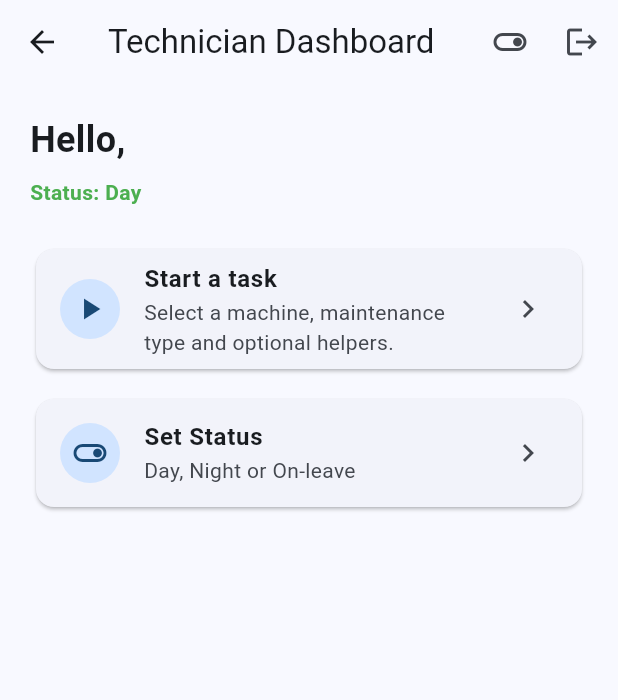
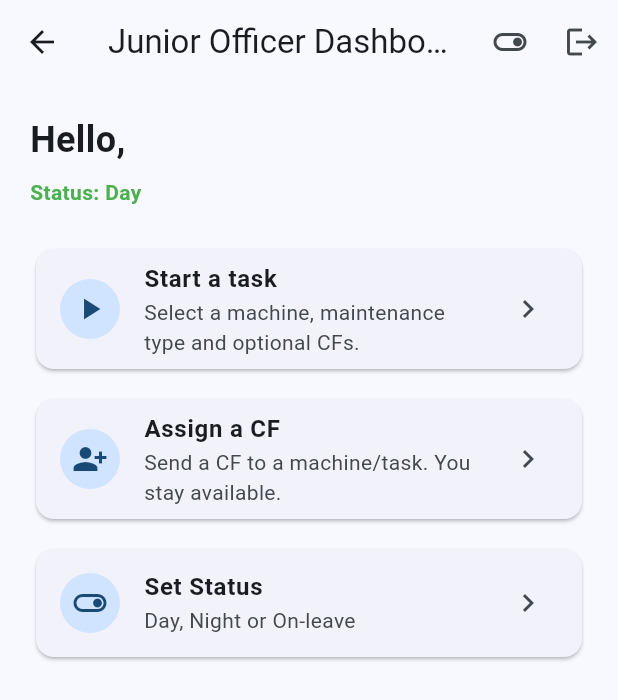
Before and after one commit to shovansharker-aui/TechAllocate, a Flutter app: the TechnicianScreen screen opened directly with empty values, on a phone screen of 412 x 824 dp. Shown: the top 700 px of the screen. Run offline on Flutter 3.47's test engine with Material 3 defaults, Android fonts, the phone set to English and light mode, and no system bars; our stand-ins replace cloud_firestore, firebase_auth, firebase_core, shared_preferences; accounts and stored records are empty.

```diff
--- a/lib/screens/add_employee_screen.dart
+++ b/lib/screens/add_employee_screen.dart
@@ -171,7 +171,7 @@ class _AddEmployeeScreenState extends State<AddEmployeeScreen> {
                 ),
                 const SizedBox(height: 12),
                 const Text(
-                  'New employees are created as technicians.',
+                  'New employees are created as Junior Officers.',
                   style: TextStyle(color: Colors.grey),
                 ),
                 const SizedBox(height: 18),
--- a/lib/screens/add_helper_screen.dart
+++ b/lib/screens/add_helper_screen.dart
@@ -40,7 +40,7 @@ class _AddHelperScreenState extends State<AddHelperScreen> {
 
       if (existing.docs.isNotEmpty) {
         setState(() {
-          _error = 'This helper Employee ID already exists.';
+          _error = 'This CF Employee ID already exists.';
           _saving = false;
         });
         return;
@@ -56,19 +56,19 @@ class _AddHelperScreenState extends State<AddHelperScreen> {
 
       if (!mounted) return;
       ScaffoldMessenger.of(context).showSnackBar(
-        const SnackBar(content: Text('Helper added successfully.')),
+        const SnackBar(content: Text('CF added successfully.')),
       );
       Navigator.of(context).pop();
     } on FirebaseException catch (e) {
       if (!mounted) return;
       setState(() {
-        _error = 'Failed to add helper: ${e.message ?? e.code}';
+        _error = 'Failed to add CF: ${e.message ?? e.code}';
         _saving = false;
       });
     } catch (e) {
       if (!mounted) return;
       setState(() {
-        _error = 'Failed to add helper: $e';
+        _error = 'Failed to add CF: $e';
         _saving = false;
       });
     }
@@ -82,13 +82,13 @@ class _AddHelperScreenState extends State<AddHelperScreen> {
   @override
   Widget build(BuildContext context) {
     return Scaffold(
-      appBar: AppBar(title: const Text('Add Helper')),
+      appBar: AppBar(title: const Text('Add CF')),
       body: SafeArea(
         child: ListView(
           padding: const EdgeInsets.all(20),
           children: [
             const Text(
-              'Helper Information',
+              'CF Information',
               style: TextStyle(fontSize: 20, fontWeight: FontWeight.bold),
             ),
             const SizedBox(height: 18),
@@ -120,7 +120,7 @@ class _AddHelperScreenState extends State<AddHelperScreen> {
                   const Align(
                     alignment: Alignment.centerLeft,
                     child: Text(
-                      'Helpers do not log in to TechAllocate. They are only attached to a technician\'s active task.',
+                      'CFs do not log in to TechAllocate. They are only attached to a Junior Officer\'s active task.',
                       style: TextStyle(color: Colors.grey),
                     ),
                   ),
@@ -147,7 +147,7 @@ class _AddHelperScreenState extends State<AddHelperScreen> {
                               height: 20,
                               child: CircularProgressIndicator(strokeWidth: 2),
                             )
-                          : const Text('Add Helper'),
+                          : const Text('Add CF'),
                     ),
                   ),
                 ],
@@ -155,7 +155,7 @@ class _AddHelperScreenState extends State<AddHelperScreen> {
             ),
             const SizedBox(height: 28),
             const Text(
-              'Existing Helpers',
+              'Existing CFs',
               style: TextStyle(fontSize: 18, fontWeight: FontWeight.bold),
             ),
             const SizedBox(height: 8),
@@ -165,12 +165,12 @@ class _AddHelperScreenState extends State<AddHelperScreen> {
                 if (snapshot.connectionState == ConnectionState.waiting) {
                   return const LinearProgressIndicator();
                 }
-                if (snapshot.hasError) return Text('Unable to load helpers: ${snapshot.error}');
+                if (snapshot.hasError) return Text('Unable to load CFs: ${snapshot.error}');
                 final helpers = snapshot.data?.docs
                         .map((d) => Helper.fromMap(d.id, d.data()))
                         .toList() ??
                     [];
-                if (helpers.isEmpty) return const Text('No helpers added yet.');
+                if (helpers.isEmpty) return const Text('No CFs added yet.');
                 return Column(
                   children: helpers
                       .map(
@@ -178,8 +178,7 @@ class _AddHelperScreenState extends State<AddHelperScreen> {
                           child: ListTile(
                             leading: CircleAvatar(child: Text(h.name.isEmpty ? '?' : h.name[0].toUpperCase())),
                             title: Text(h.name),
-                            subtitle: Text(h.employeeId),
-                            trailing: Text(h.status == 'assigned' ? 'With technician' : 'Available'),
+                            trailing: Text(h.status == 'assigned' ? 'With JO' : 'Available'),
                           ),
                         ),
                       )
--- a/lib/screens/admin_web_settings_screen.dart
+++ b/lib/screens/admin_web_settings_screen.dart
@@ -43,7 +43,7 @@ class AdminWebSettingsScreen extends StatelessWidget {
                     style: TextStyle(fontWeight: FontWeight.w600),
                   ),
                   subtitle: const Text(
-                    'Create a technician account with name, employee ID, phone and PIN.',
+                    'Create a Junior Officer account with name, employee ID, phone and PIN.',
                   ),
                   trailing: const Icon(Icons.chevron_right),
                   onTap: () => _open(context, const AddEmployeeScreen()),
@@ -57,11 +57,11 @@ class AdminWebSettingsScreen extends StatelessWidget {
                     child: Icon(Icons.handyman_outlined),
                   ),
                   title: const Text(
-                    'Helpers',
+                    'CFs',
                     style: TextStyle(fontWeight: FontWeight.w600),
                   ),
                   subtitle: const Text(
-                    'Add helpers who can accompany technicians without using the app.',
+                    'Add CFs who can accompany Junior Officers without using the app.',
                   ),
                   trailing: const Icon(Icons.chevron_right),
                   onTap: () => _open(context, const AddHelperScreen()),
--- a/lib/screens/assign_helper_task_screen.dart
+++ b/lib/screens/assign_helper_task_screen.dart
@@ -98,14 +98,14 @@ class _AssignHelperTaskScreenState extends State<AssignHelperTaskScreen> {
                   mainAxisSize: MainAxisSize.min,
                   children: [
                     const Text(
-                      'Select Helpers',
+                      'Select CFs',
                       style: TextStyle(fontSize: 18, fontWeight: FontWeight.bold),
                     ),
                     const SizedBox(height: 8),
                     if (available.isEmpty)
                       const Padding(
                         padding: EdgeInsets.all(20),
-                        child: Text('No available helpers right now.'),
+                        child: Text('No available CFs right now.'),
                       )
                     else
                       ConstrainedBox(
@@ -163,7 +163,7 @@ class _AssignHelperTaskScreenState extends State<AssignHelperTaskScreen> {
       return;
     }
     if (_selectedHelperIds.isEmpty) {
-      setState(() => _errorText = 'Select at least one helper.');
+      setState(() => _errorText = 'Select at least one CF.');
       return;
     }
     if (_type == 'preventive' && _preventiveTypes.isEmpty) {
@@ -202,13 +202,13 @@ class _AssignHelperTaskScreenState extends State<AssignHelperTaskScreen> {
       await batch.commit();
       if (!mounted) return;
       ScaffoldMessenger.of(context).showSnackBar(
-        const SnackBar(content: Text('Helper assignment started. You remain available.')),
+        const SnackBar(content: Text('CF assignment started. You remain available.')),
       );
       Navigator.pop(context);
     } catch (e) {
       if (!mounted) return;
       setState(() {
-        _errorText = 'Failed to assign helper: $e';
+        _errorText = 'Failed to assign CF: $e';
         _isSaving = false;
       });
     }
@@ -218,7 +218,7 @@ class _AssignHelperTaskScreenState extends State<AssignHelperTaskScreen> {
   Widget build(BuildContext context) {
     return RootBackScope(
       child: Scaffold(
-        appBar: AppBar(title: const Text('Assign a Helper')),
+        appBar: AppBar(title: const Text('Assign a CF')),
         body: ListView(
           padding: const EdgeInsets.all(20),
           children: [
@@ -231,7 +231,7 @@ class _AssignHelperTaskScreenState extends State<AssignHelperTaskScreen> {
                     SizedBox(width: 10),
                     Expanded(
                       child: Text(
-                        'This creates a task for the selected helper(s). The technician assigning them remains available.',
+                        'This creates a task for the selected CF(s). The Junior Officer assigning them remains available.',
                       ),
                     ),
                   ],
@@ -357,13 +357,13 @@ class _AssignHelperTaskScreenState extends State<AssignHelperTaskScreen> {
               ),
             ],
             const SizedBox(height: 18),
-            const Text('Assign Helper(s)', style: TextStyle(fontWeight: FontWeight.w600)),
+            const Text('Assign CF(s)', style: TextStyle(fontWeight: FontWeight.w600)),
             const SizedBox(height: 6),
             StreamBuilder<QuerySnapshot<Map<String, dynamic>>>(
               stream: _helpersStream,
               builder: (context, snapshot) {
                 if (snapshot.hasError) {
-                  return Text('Unable to load helpers: ${snapshot.error}');
+                  return Text('Unable to load CFs: ${snapshot.error}');
                 }
                 final helpers = snapshot.data?.docs
                         .map((d) => Helper.fromMap(d.id, d.data()))
@@ -380,8 +380,8 @@ class _AssignHelperTaskScreenState extends State<AssignHelperTaskScreen> {
                       icon: const Icon(Icons.group_add_outlined),
                       label: Text(
                         selected.isEmpty
-                            ? 'Select helper(s)'
-                            : 'Change helper(s) · ${selected.length}',
+                            ? 'Select CF(s)'
+                            : 'Change CF(s) · ${selected.length}',
                       ),
                     ),
                     if (selected.isNotEmpty)
@@ -425,7 +425,7 @@ class _AssignHelperTaskScreenState extends State<AssignHelperTaskScreen> {
                 icon: const Icon(Icons.person_add_alt_1),
                 label: _isSaving
                     ? const CircularProgressIndicator(strokeWidth: 2)
-                    : const Text('Assign Helper & Start Task'),
+                    : const Text('Assign CF & Start Task'),
               ),
             ),
           ],
--- a/lib/screens/settings_screen.dart
+++ b/lib/screens/settings_screen.dart
@@ -42,15 +42,15 @@ class _SettingsScreenState extends State<SettingsScreen> {
           Card(child: ListTile(
             leading: const CircleAvatar(child: Icon(Icons.person_add_alt_1_outlined)),
             title: const Text('Add New Employee'),
-            subtitle: const Text('Create a technician account with name, employee ID, phone and PIN.'),
+            subtitle: const Text('Create a Junior Officer account with name, employee ID, phone and PIN.'),
             trailing: const Icon(Icons.chevron_right),
             onTap: () => Navigator.of(context).push(MaterialPageRoute(builder: (_) => const AddEmployeeScreen())),
           )),
           const SizedBox(height: 10),
           Card(child: ListTile(
             leading: const CircleAvatar(child: Icon(Icons.handyman_outlined)),
-            title: const Text('Helpers'),
-            subtitle: const Text('Add helpers who can accompany technicians without using the app.'),
+            title: const Text('CFs'),
+            subtitle: const Text('Add CFs who can accompany Junior Officers without using the app.'),
             trailing: const Icon(Icons.chevron_right),
             onTap: () => Navigator.of(context).push(MaterialPageRoute(builder: (_) => const AddHelperScreen())),
           )),
--- a/lib/screens/technician_screen.dart
+++ b/lib/screens/technician_screen.dart
@@ -5,6 +5,7 @@ import '../models/helper.dart';
 import '../models/machine.dart';
 import '../models/work_order.dart';
 import '../widgets_root_back_scope.dart';
+import 'assign_helper_task_screen.dart';
 
 class TechnicianScreen extends StatelessWidget {
   final AppUser user;
@@ -55,7 +56,7 @@ class TechnicianScreen extends StatelessWidget {
     return RootBackScope(
       child: Scaffold(
         appBar: AppBar(
-          title: const Text('Technician Dashboard'),
+          title: const Text('Junior Officer Dashboard'),
           actions: [
             IconButton(icon: const Icon(Icons.toggle_on_outlined), tooltip: 'Set Status', onPressed: () => _setDutyStatus(context)),
             IconButton(icon: const Icon(Icons.logout), tooltip: 'Log out', onPressed: onLogout),
@@ -89,10 +90,21 @@ class _TechnicianHome extends StatelessWidget {
           child: ListTile(
             leading: const CircleAvatar(child: Icon(Icons.play_arrow)),
             title: const Text('Start a task', style: TextStyle(fontWeight: FontWeight.bold)),
-            subtitle: Text(onLeave ? 'Unavailable while on-leave.' : 'Select a machine, maintenance type and optional helpers.'),
+            subtitle: Text(onLeave ? 'Unavailable while on-leave.' : 'Select a machine, maintenance type and optional CFs.'),
             trailing: const Icon(Icons.chevron_right),
             enabled: !onLeave,
             onTap: onLeave ? null : () => Navigator.of(context).push(MaterialPageRoute(builder: (_) => _StartTaskPage(uid: uid))),
+          ),
+        ),
+        const SizedBox(height: 12),
+        Card(
+          child: ListTile(
+            leading: const CircleAvatar(child: Icon(Icons.person_add_alt_1)),
+            title: const Text('Assign a CF', style: TextStyle(fontWeight: FontWeight.bold)),
+            subtitle: Text(onLeave ? 'Unavailable while on-leave.' : 'Send a CF to a machine/task. You stay available.'),
+            trailing: const Icon(Icons.chevron_right),
+            enabled: !onLeave,
+            onTap: onLeave ? null : () => Navigator.of(context).push(MaterialPageRoute(builder: (_) => AssignHelperTaskScreen(uid: uid))),
           ),
         ),
         const SizedBox(height: 12),
@@ -184,9 +196,9 @@ class _StartTaskPageState extends State<_StartTaskPage> {
         child: Padding(
           padding: const EdgeInsets.fromLTRB(16, 12, 16, 20),
           child: Column(mainAxisSize: MainAxisSize.min, children: [
-            const Text('Select Helpers', style: TextStyle(fontSize: 18, fontWeight: FontWeight.bold)),
+            const Text('Select CFs', style: TextStyle(fontSize: 18, fontWeight: FontWeight.bold)),
             const SizedBox(height: 8),
-            if (available.isEmpty) const Padding(padding: EdgeInsets.all(20), child: Text('No available helpers right now.'))
+            if (available.isEmpty) const Padding(padding: EdgeInsets.all(20), child: Text('No available CFs right now.'))
             else ConstrainedBox(
               constraints: const BoxConstraints(maxHeight: 420),
               child: ListView(shrinkWrap: true, children: available.map((h) => CheckboxListTile(
@@ -291,14 +303,14 @@ class _StartTaskPageState extends State<_StartTaskPage> {
           ),
         ],
         const SizedBox(height: 18),
-        const Text('Helpers (optional)', style: TextStyle(fontWeight: FontWeight.w600)),
+        const Text('CFs (optional)', style: TextStyle(fontWeight: FontWeight.w600)),
         const SizedBox(height: 6),
         StreamBuilder<QuerySnapshot<Map<String, dynamic>>>(stream: _helpersStream, builder: (context, snapshot) {
-          if (snapshot.hasError) return Text('Unable to load helpers: ${snapshot.error}');
+          if (snapshot.hasError) return Text('Unable to load CFs: ${snapshot.error}');
           final helpers = snapshot.data?.docs.map((d) => Helper.fromMap(d.id, d.data())).toList() ?? [];
           final selected = helpers.where((h) => _selectedHelperIds.contains(h.uid)).toList();
           return Column(crossAxisAlignment: CrossAxisAlignment.start, children: [
-            OutlinedButton.icon(onPressed: () => _chooseHelpers(helpers), icon: const Icon(Icons.group_add_outlined), label: Text(selected.isEmpty ? 'Select helper(s)' : 'Change helper(s) · ${selected.length}')),
+            OutlinedButton.icon(onPressed: () => _chooseHelpers(helpers), icon: const Icon(Icons.group_add_outlined), label: Text(selected.isEmpty ? 'Select CF(s)' : 'Change CF(s) · ${selected.length}')),
             if (selected.isNotEmpty)
               Wrap(
                 spacing: 6,
@@ -337,13 +349,13 @@ class _CurrentTaskView extends StatefulWidget {
 class _CurrentTaskViewState extends State<_CurrentTaskView> {
   bool _isCompleting = false;
 
-  String _typeLabel(WorkOrder order) {
+  String _typeCode(WorkOrder order) {
     switch (order.type) {
-      case 'preventive': return 'PM · Preventive${order.preventiveTypes.isEmpty ? '' : ' · ${order.preventiveTypes.join(', ')}'}';
-      case 'breakdown': return 'BM · Breakdown';
-      case 'calibration': return 'CL · Calibration';
-      case 'adjustment': return 'AD · Adjustment';
-      default: return order.type;
+      case 'preventive': return 'PM';
+      case 'breakdown': return 'BM';
+      case 'calibration': return 'CL';
+      case 'adjustment': return 'AD';
+      default: return order.type.toUpperCase();
     }
   }
 
@@ -355,7 +367,7 @@ class _CurrentTaskViewState extends State<_CurrentTaskView> {
     await showModalBottomSheet<void>(context: context, isScrollControlled: true, builder: (sheetContext) => StatefulBuilder(builder: (context, setSheetState) => SafeArea(child: Padding(
       padding: const EdgeInsets.fromLTRB(16, 12, 16, 20),
       child: Column(mainAxisSize: MainAxisSize.min, children: [
-        const Text('Add / Manage Helpers', style: TextStyle(fontSize: 18, fontWeight: FontWeight.bold)),
+        const Text('Add / Manage CFs', style: TextStyle(fontSize: 18, fontWeight: FontWeight.bold)),
         const SizedBox(height: 8),
         ConstrainedBox(
           constraints: const BoxConstraints(maxHeight: 420),
@@ -390,8 +402,8 @@ class _CurrentTaskViewState extends State<_CurrentTaskView> {
     final confirmed = await showDialog<bool>(
       context: context,
       builder: (dialogContext) => AlertDialog(
-        title: const Text('Release all helpers?'),
-        content: Text('This will release all ${order.helperIds.length} helper(s) from this task.'),
+        title: const Text('Release all CFs?'),
+        content: Text('This will release all ${order.helperIds.length} CF(s) from this task.'),
         actions: [
           TextButton(onPressed: () => Navigator.pop(dialogContext, false), child: const Text('Cancel')),
           FilledButton(onPressed: () => Navigator.pop(dialogContext, true), child: const Text('Release all')),
@@ -412,9 +424,9 @@ class _CurrentTaskViewState extends State<_CurrentTaskView> {
         await firestore.runTransaction((tx) async {
           final ref = firestore.collection('helpers').doc(id);
           final snap = await tx.get(ref);
-          if (!snap.exists) throw Exception('Helper not found.');
+          if (!snap.exists) throw Exception('CF not found.');
           final data = snap.data()!;
-          if ((data['status'] ?? 'available') != 'available') throw Exception('${data['name'] ?? 'Helper'} is no longer available.');
+          if ((data['status'] ?? 'available') != 'available') throw Exception('${data['name'] ?? 'CF'} is no longer available.');
           tx.update(ref, {'status': 'assigned', 'currentTaskId': widget.taskId});
           tx.update(firestore.collection('work_orders').doc(widget.taskId), {'helperIds': FieldValue.arrayUnion([id])});
         });
@@ -426,7 +438,7 @@ class _CurrentTaskViewState extends State<_CurrentTaskView> {
         await batch.commit();
       }
     } catch (e) {
-      if (mounted) ScaffoldMessenger.of(context).showSnackBar(SnackBar(content: Text('Could not update helpers: $e')));
+      if (mounted) ScaffoldMessenger.of(context).showSnackBar(SnackBar(content: Text('Could not update CFs: $e')));
     }
   }
 
@@ -493,14 +505,17 @@ class _CurrentTaskViewState extends State<_CurrentTaskView> {
               Expanded(child: ListView(children: [
                 const Text('Task Running', style: TextStyle(fontSize: 22, fontWeight: FontWeight.bold)),
                 const SizedBox(height: 18),
-                Text('Machine: ${machine?.equipmentName ?? order.machineId}', style: const TextStyle(fontSize: 16, fontWeight: FontWeight.w600)),
-                if (machine?.equipmentId.isNotEmpty == true) Text('Equipment ID: ${machine!.equipmentId}'),
-                const SizedBox(height: 8),
-                Text('Type: ${_typeLabel(order)}'),
+                Row(children: [
+                  CircleAvatar(radius: 16, child: Text(_typeCode(order), style: const TextStyle(fontSize: 12, fontWeight: FontWeight.bold))),
+                  const SizedBox(width: 10),
+                  Expanded(child: Text('Machine: ${machine?.equipmentName ?? order.machineId}', style: const TextStyle(fontSize: 16, fontWeight: FontWeight.w600))),
+                ]),
+                if (machine?.equipmentId.isNotEmpty == true) Padding(padding: const EdgeInsets.only(top: 4), child: Text('Equipment ID: ${machine!.equipmentId}')),
+                if (order.type == 'preventive' && order.preventiveTypes.isNotEmpty) Padding(padding: const EdgeInsets.only(top: 4), child: Text('Preventive type: ${order.preventiveTypes.join(', ')}')),
                 if (order.description.isNotEmpty) ...[const SizedBox(height: 8), Text('Starting remarks: ${order.description}')],
                 const SizedBox(height: 18),
                 Row(children: [
-                  const Expanded(child: Text('Helpers', style: TextStyle(fontWeight: FontWeight.w600))),
+                  const Expanded(child: Text('CFs', style: TextStyle(fontWeight: FontWeight.w600))),
                   if (order.helperIds.isNotEmpty)
                     TextButton.icon(
                       onPressed: () => _confirmReleaseAllHelpers(order),
@@ -508,14 +523,14 @@ class _CurrentTaskViewState extends State<_CurrentTaskView> {
                       label: const Text('Release all'),
                       style: TextButton.styleFrom(foregroundColor: Colors.red),
                     ),
-                  OutlinedButton.icon(onPressed: () => _chooseAndAddHelpers(order), icon: const Icon(Icons.person_add_alt_1), label: const Text('Add helper')),
+                  OutlinedButton.icon(onPressed: () => _chooseAndAddHelpers(order), icon: const Icon(Icons.person_add_alt_1), label: const Text('Add CF')),
                 ]),
                 const SizedBox(height: 4),
                 StreamBuilder<QuerySnapshot<Map<String, dynamic>>>(
                   stream: order.helperIds.isEmpty ? null : FirebaseFirestore.instance.collection('helpers').where(FieldPath.documentId, whereIn: order.helperIds).snapshots(),
                   builder: (context, helperSnapshot) {
                     final docs = helperSnapshot.data?.docs ?? [];
-                    if (docs.isEmpty) return const Text('No helper selected.');
+                    if (docs.isEmpty) return const Text('No CF selected.');
                     return Column(
                       children: docs.map((d) {
                         return ListTile(
--- a/lib/screens/technician_session_gate.dart
+++ b/lib/screens/technician_session_gate.dart
@@ -74,7 +74,7 @@ class UserSessionGate extends StatelessWidget {
           case 'technician':
             if (kIsWeb) {
               return _ErrorScreen(
-                message: 'Technician access is available in the mobile app. Web access is for administrators.',
+                message: 'Junior Officer access is available in the mobile app. Web access is for administrators.',
                 onLogout: () => _logout(context),
               );
             }
--- a/lib/widgets_available_technicians.dart
+++ b/lib/widgets_available_technicians.dart
@@ -25,10 +25,10 @@ class AvailableTechnicians extends StatelessWidget {
     return StreamBuilder<QuerySnapshot<Map<String, dynamic>>>(
       stream: FirebaseFirestore.instance.collection('users').where('role', isEqualTo: 'technician').snapshots(),
       builder: (context, snapshot) {
-        if (snapshot.hasError) return Text('Unable to load technicians: ${snapshot.error}');
+        if (snapshot.hasError) return Text('Unable to load Junior Officers: ${snapshot.error}');
         final techs = (snapshot.data?.docs ?? []).map((d) => AppUser.fromMap(d.id, d.data())).where((t) => t.status != 'assigned' && t.dutyStatus != 'on_leave').toList();
         techs.sort((a, b) => a.name.toLowerCase().compareTo(b.name.toLowerCase()));
-        if (techs.isEmpty) return const Card(child: Padding(padding: EdgeInsets.all(16), child: Text('No technician is currently available.')));
+        if (techs.isEmpty) return const Card(child: Padding(padding: EdgeInsets.all(16), child: Text('No Junior Officer is currently available.')));
         return Card(child: Column(children: techs.map((tech) => ListTile(
           leading: CircleAvatar(child: Text(tech.name.isEmpty ? '?' : tech.name[0].toUpperCase())),
           title: Text(tech.name),
--- a/lib/widgets_live_activity_grid.dart
+++ b/lib/widgets_live_activity_grid.dart
@@ -120,7 +120,7 @@ class _LiveActivityGridState extends State<LiveActivityGrid> {
                                       ],
                                     ),
                                     const SizedBox(height: 8),
-                                    _peopleRow(context, Icons.engineering_outlined, technicianNames, 'No technician'),
+                                    _peopleRow(context, Icons.engineering_outlined, technicianNames, 'No JO'),
                                     if (helperNames.isNotEmpty) ...[
                                       const SizedBox(height: 4),
                                       _peopleRow(context, Icons.handyman_outlined, helperNames, ''),
```
Also changed, not shown: lib/screens/completed_tasks_screen.dart (+91 -3 lines), lib/widgets_admin_monitoring_panel.dart (+52 -10 lines).
